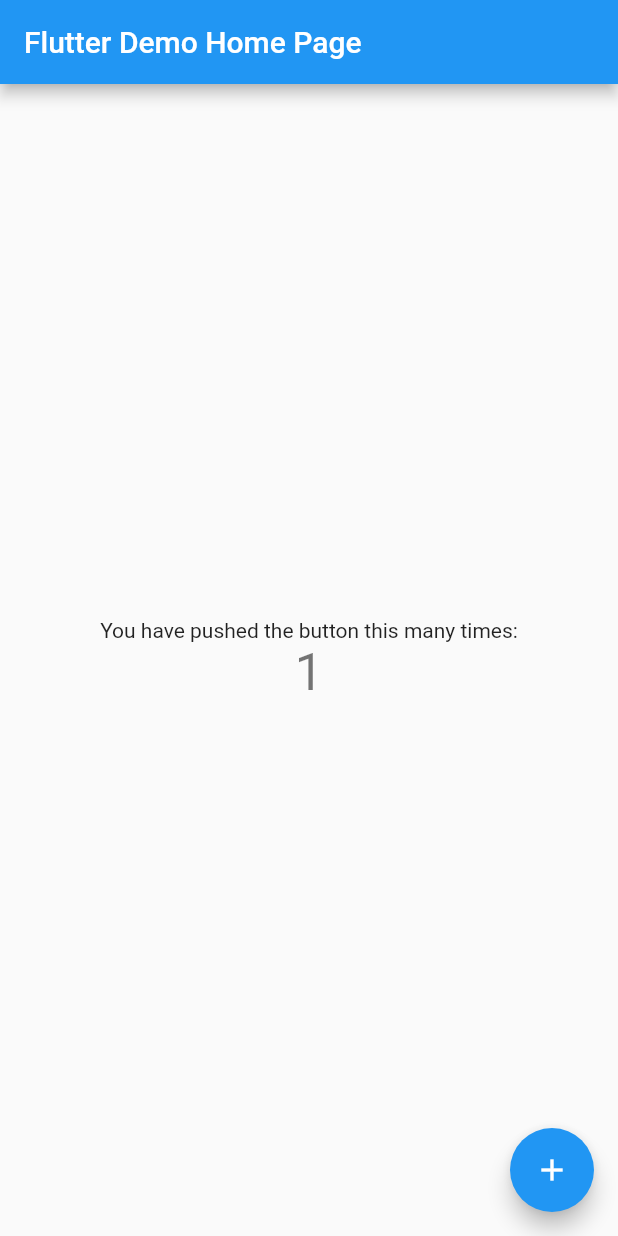
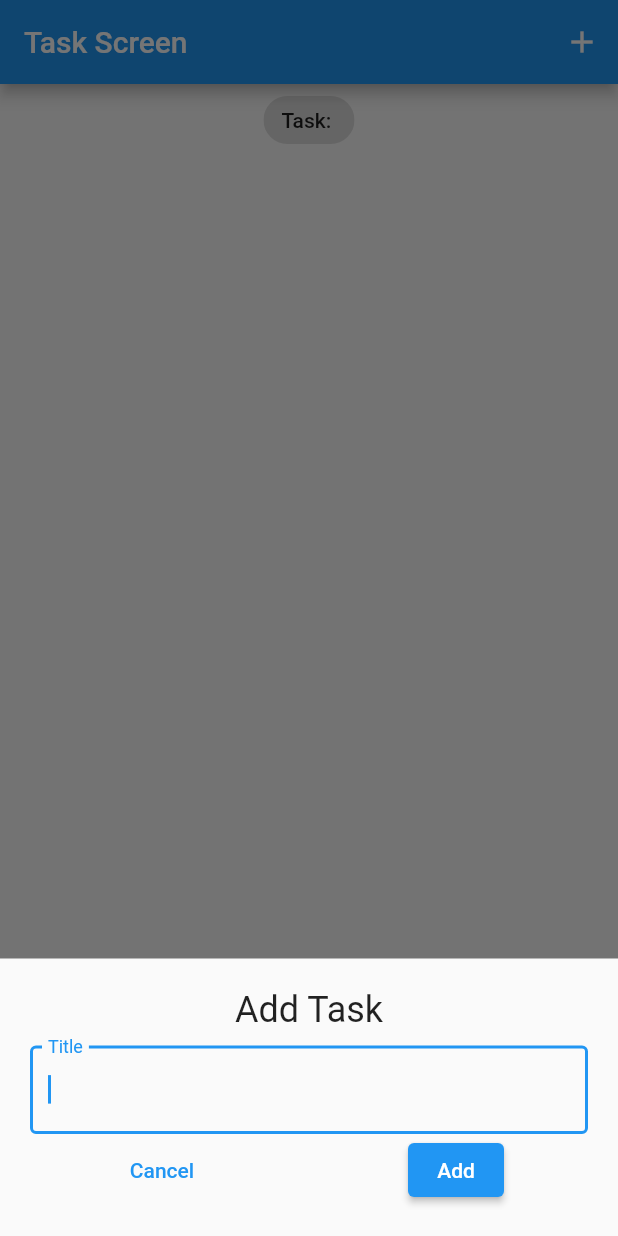
Before and after one commit to Nhh124/Tasks-App, a Flutter app: the screen it shows after launch, after a tap on the "add" icon, on a phone screen of 412 x 824 dp. Run offline on Flutter 3.47's test engine with Material 2 defaults, Android fonts, the phone set to English and light mode, and no system bars; our stand-ins replace equatable, flutter_bloc, hydrated_bloc.

Commit message:
WIP | create task and save to hydrated_bloc

```diff
--- /dev/null
+++ b/flutter_tasks_app/lib/business_logic/bloc/task_bloc.dart
@@ -0,0 +1,53 @@
+// ignore_for_file: depend_on_referenced_packages
+
+import 'package:equatable/equatable.dart';
+import '/business_logic/bloc_exports.dart';
+
+import '../../data/models/task.dart';
+
+part 'task_event.dart';
+part 'task_state.dart';
+
+class TaskBloc extends HydratedBloc<TaskEvent, TaskState> {
+  TaskBloc() : super(const TaskState()) {
+    on<AddTask>(_onAddTask);
+    on<UpdateTask>(_onUpdateTask);
+    on<DeleteTask>(_onDeleteTask);
+  }
+
+  void _onAddTask(AddTask event, Emitter<TaskState> emit) {
+    final state = this.state;
+    emit(TaskState(
+      allTasks: List.from(state.allTasks)..add(event.task),
+    ));
+  }
+
+  void _onUpdateTask(UpdateTask event, Emitter<TaskState> emit) {
+    final state = this.state;
+    final task = event.task;
+    final int index = state.allTasks.indexOf(task);
+    List<Task> allTasks = List.from(state.allTasks)..remove(task);
+    task.isDone == false
+        ? allTasks.insert(index, task.copyWith(isDone: true))
+        : allTasks.insert(index, task.copyWith(isDone: false));
+
+    emit(TaskState(allTasks: allTasks));
+  }
+
+  void _onDeleteTask(DeleteTask event, Emitter<TaskState> emit) {
+    final state = this.state;
+    emit(TaskState(
+      allTasks: List.from(state.allTasks)..remove(event.task),
+    ));
+  }
+
+  @override
+  TaskState? fromJson(Map<String, dynamic> json) {
+    return TaskState.fromMap(json);
+  }
+
+  @override
+  Map<String, dynamic>? toJson(TaskState state) {
+    return state.toMap();
+  }
+}
--- /dev/null
+++ b/flutter_tasks_app/lib/business_logic/bloc/task_event.dart
@@ -0,0 +1,39 @@
+// ignore_for_file: public_member_api_docs, sort_constructors_first
+part of 'task_bloc.dart';
+
+abstract class TaskEvent extends Equatable {
+  const TaskEvent();
+
+  @override
+  List<Object> get props => [];
+}
+
+class AddTask extends TaskEvent {
+  final Task task;
+  const AddTask({
+    required this.task,
+  });
+
+  @override
+  List<Object> get props => [task];
+}
+
+class UpdateTask extends TaskEvent {
+  final Task task;
+  const UpdateTask({
+    required this.task,
+  });
+
+  @override
+  List<Object> get props => [task];
+}
+
+class DeleteTask extends TaskEvent {
+  final Task task;
+  const DeleteTask({
+    required this.task,
+  });
+
+  @override
+  List<Object> get props => [task];
+}
--- /dev/null
+++ b/flutter_tasks_app/lib/business_logic/bloc/task_state.dart
@@ -0,0 +1,24 @@
+// ignore_for_file: public_member_api_docs, sort_constructors_first
+
+part of 'task_bloc.dart';
+
+class TaskState extends Equatable {
+  final List<Task> allTasks;
+  const TaskState({
+    this.allTasks = const <Task>[],
+  });
+
+  @override
+  List<Object> get props => [allTasks];
+
+  Map<String, dynamic> toMap() {
+    return <String, dynamic>{
+      'allTasks': allTasks.map((x) => x.toMap()).toList(),
+    };
+  }
+
+  factory TaskState.fromMap(Map<String, dynamic> map) {
+    return TaskState(
+        allTasks: List<Task>.from(map['allTasks'].map((x) => Task.fromMap(x))));
+  }
+}
--- /dev/null
+++ b/flutter_tasks_app/lib/business_logic/bloc_exports.dart
@@ -0,0 +1,3 @@
+export './bloc/task_bloc.dart';
+export 'package:flutter_bloc/flutter_bloc.dart';
+export 'package:hydrated_bloc/hydrated_bloc.dart';
--- /dev/null
+++ b/flutter_tasks_app/lib/data/models/task.dart
@@ -0,0 +1,59 @@
+// ignore_for_file: public_member_api_docs, sort_constructors_first, must_be_immutable
+
+import 'package:equatable/equatable.dart';
+
+class Task extends Equatable {
+  final String id;
+  final String title;
+  bool? isDone;
+  bool? isDelete;
+  Task({
+    required this.id,
+    required this.title,
+    this.isDone,
+    this.isDelete,
+  }) {
+    isDone = isDone ?? false;
+    isDelete = isDelete ?? false;
+  }
+
+  @override
+  List<Object?> get props => [
+        id,
+        title,
+        isDelete,
+        isDone,
+      ];
+
+  Task copyWith({
+    String? id,
+    String? title,
+    bool? isDone,
+    bool? isDelete,
+  }) {
+    return Task(
+      id: id ?? this.id,
+      title: title ?? this.title,
+      isDone: isDone ?? this.isDone,
+      isDelete: isDelete ?? this.isDelete,
+    );
+  }
+
+  Map<String, dynamic> toMap() {
+    return <String, dynamic>{
+      'id': id,
+      'title': title,
+      'isDone': isDone,
+      'isDelete': isDelete,
+    };
+  }
+
+  factory Task.fromMap(Map<String, dynamic> map) {
+    return Task(
+      id: map['id'] as String,
+      title: map['title'] as String,
+      isDone: map['isDone'] != null ? map['isDone'] as bool : null,
+      isDelete: map['isDelete'] != null ? map['isDelete'] as bool : null,
+    );
+  }
+}
--- a/flutter_tasks_app/lib/main.dart
+++ b/flutter_tasks_app/lib/main.dart
@@ -1,7 +1,21 @@
+import 'package:flutter/foundation.dart';
 import 'package:flutter/material.dart';
+import 'package:path_provider/path_provider.dart';
 
-void main() {
-  runApp(const MyApp());
+import 'business_logic/bloc_exports.dart';
+import 'presentation/screens/tasks_screen.dart';
+
+void main() async {
+  WidgetsFlutterBinding.ensureInitialized();
+  final storage = await HydratedStorage.build(
+    storageDirectory: kIsWeb
+        ? HydratedStorage.webStorageDirectory
+        : await getTemporaryDirectory(),
+  );
+  HydratedBlocOverrides.runZoned(
+    () => runApp(const MyApp()),
+    storage: storage,
+  );
 }
 
 class MyApp extends StatelessWidget {
@@ -9,58 +23,15 @@
 
   @override
   Widget build(BuildContext context) {
-    return MaterialApp(
-      title: 'Flutter Demo',
-      theme: ThemeData(
-        primarySwatch: Colors.blue,
-      ),
-      home: const MyHomePage(title: 'Flutter Demo Home Page'),
-    );
-  }
-}
-
-class MyHomePage extends StatefulWidget {
-  const MyHomePage({super.key, required this.title});
-
-  final String title;
-
-  @override
-  State<MyHomePage> createState() => _MyHomePageState();
-}
-
-class _MyHomePageState extends State<MyHomePage> {
-  int _counter = 0;
-
-  void _incrementCounter() {
-    setState(() {
-      _counter++;
-    });
-  }
-
-  @override
-  Widget build(BuildContext context) {
-    return Scaffold(
-      appBar: AppBar(
-        title: Text(widget.title),
-      ),
-      body: Center(
-        child: Column(
-          mainAxisAlignment: MainAxisAlignment.center,
-          children: <Widget>[
-            const Text(
-              'You have pushed the button this many times:',
-            ),
-            Text(
-              '$_counter',
-              style: Theme.of(context).textTheme.headline4,
-            ),
-          ],
+    return BlocProvider<TaskBloc>(
+      create: (context) => TaskBloc(),
+      child: MaterialApp(
+        title: 'Flutter Demo',
+        debugShowCheckedModeBanner: false,
+        theme: ThemeData(
+          primarySwatch: Colors.blue,
         ),
-      ),
-      floatingActionButton: FloatingActionButton(
-        onPressed: _incrementCounter,
-        tooltip: 'Increment',
-        child: const Icon(Icons.add),
+        home: const TasksScreen(),
       ),
     );
   }
--- /dev/null
+++ b/flutter_tasks_app/lib/presentation/screens/add_tasks_screen.dart
@@ -0,0 +1,69 @@
+// ignore_for_file: must_be_immutable
+
+import 'package:flutter/material.dart';
+import 'package:flutter_tasks_app/services/guid_gen.dart';
+
+import '../../business_logic/bloc_exports.dart';
+import '../../data/models/task.dart';
+
+class AddTaskScreen extends StatelessWidget {
+  AddTaskScreen({
+    Key? key,
+  }) : super(key: key);
+
+  TextEditingController titleController = TextEditingController();
+
+  @override
+  Widget build(BuildContext context) {
+    return Container(
+      padding: const EdgeInsets.all(20),
+      child: Column(
+        children: [
+          const Text(
+            'Add Task',
+            style: TextStyle(fontSize: 24),
+          ),
+          const SizedBox(
+            height: 10,
+          ),
+          TextField(
+            autofocus: true,
+            controller: titleController,
+            decoration: const InputDecoration(
+              label: Text('Title'),
+              border: OutlineInputBorder(),
+            ),
+          ),
+          Row(
+            mainAxisAlignment: MainAxisAlignment.spaceEvenly,
+            children: [
+              TextButton(
+                onPressed: () => Navigator.pop(context),
+                child: const Text('Cancel'),
+              ),
+              const SizedBox(
+                width: 20,
+              ),
+              ElevatedButton(
+                onPressed: () {
+                  var task = Task(
+                    title: titleController.text,
+                    id: GUIDGen.generate(),
+                  );
+
+                  context.read<TaskBloc>().add(
+                        AddTask(
+                          task: task,
+                        ),
+                      );
+                  Navigator.pop(context);
+                },
+                child: const Text('Add'),
+              ),
+            ],
+          ),
+        ],
+      ),
+    );
+  }
+}
--- /dev/null
+++ b/flutter_tasks_app/lib/presentation/screens/tasks_screen.dart
@@ -0,0 +1,66 @@
+import 'package:flutter/material.dart';
+import 'package:flutter_bloc/flutter_bloc.dart';
+
+import '../../business_logic/bloc/task_bloc.dart';
+import '../../data/models/task.dart';
+import '../widgets/task_list.dart';
+import 'add_tasks_screen.dart';
+
+class TasksScreen extends StatefulWidget {
+  const TasksScreen({super.key});
+
+  @override
+  State<TasksScreen> createState() => _TasksScreenState();
+}
+
+class _TasksScreenState extends State<TasksScreen> {
+  void _addTask(BuildContext context) {
+    showModalBottomSheet(
+      context: context,
+      builder: (context) => SingleChildScrollView(
+          child: Container(
+        padding: EdgeInsets.only(
+          bottom: MediaQuery.of(context).viewInsets.bottom,
+        ),
+        child: AddTaskScreen(),
+      )),
+    );
+  }
+
+  @override
+  Widget build(BuildContext context) {
+    return BlocBuilder<TaskBloc, TaskState>(
+      builder: (context, taskstate) {
+        List<Task> tasklist = taskstate.allTasks;
+
+        return Scaffold(
+          appBar: AppBar(
+            title: const Text('Task Screen'),
+            actions: [
+              IconButton(
+                onPressed: () => _addTask(context),
+                icon: const Icon(Icons.add),
+              ),
+            ],
+          ),
+          body: Column(
+            crossAxisAlignment: CrossAxisAlignment.center,
+            children: [
+              const Center(
+                child: Chip(
+                  label: Text("Task: "),
+                ),
+              ),
+              TaskList(tasklist: tasklist),
+            ],
+          ),
+          floatingActionButton: FloatingActionButton(
+            onPressed: () => _addTask(context),
+            tooltip: 'Add Task',
+            child: const Icon(Icons.add),
+          ),
+        );
+      },
+    );
+  }
+}
--- /dev/null
+++ b/flutter_tasks_app/lib/presentation/widgets/task_list.dart
@@ -0,0 +1,39 @@
+import 'package:flutter/material.dart';
+import '/business_logic/bloc_exports.dart';
+
+import '../../data/models/task.dart';
+
+class TaskList extends StatelessWidget {
+  const TaskList({
+    Key? key,
+    required this.tasklist,
+  }) : super(key: key);
+
+  final List<Task> tasklist;
+
+  @override
+  Widget build(BuildContext context) {
+    return Expanded(
+      child: ListView.builder(
+        itemCount: tasklist.length,
+        itemBuilder: (context, taskindex) {
+          var task = tasklist[taskindex];
+          print(task);
+          return ListTile(
+            title: Text(task.title),
+            trailing: Checkbox(
+              value: task.isDone,
+              onChanged: (value) {
+                context.read<TaskBloc>().add(
+                      UpdateTask(task: task),
+                    );
+              },
+            ),
+            onLongPress: () =>
+                context.read<TaskBloc>().add(DeleteTask(task: task)),
+          );
+        },
+      ),
+    );
+  }
+}
--- /dev/null
+++ b/flutter_tasks_app/lib/services/guid_gen.dart
@@ -0,0 +1,27 @@
+import 'dart:math';
+
+class GUIDGen {
+  static String generate() {
+    Random random = Random(DateTime.now().millisecond);
+
+    const String hexDigits = "0123456789abcdef";
+    final List<String> uuid = List.filled(36, '', growable: true);
+
+    for (int i = 0; i < 36; i++) {
+      final int hexPos = random.nextInt(16);
+      uuid[i] = (hexDigits.substring(hexPos, hexPos + 1));
+    }
+
+    int pos = (int.parse(uuid[19], radix: 16) & 0x3) |
+        0x8; // bits 6-7 of the clock_seq_hi_and_reserved to 01
+
+    uuid[14] = "4"; // bits 12-15 of the time_hi_and_version field to 0010
+    uuid[19] = hexDigits.substring(pos, pos + 1);
+
+    uuid[8] = uuid[13] = uuid[18] = uuid[23] = "-";
+
+    final StringBuffer buffer = StringBuffer();
+    buffer.writeAll(uuid);
+    return buffer.toString();
+  }
+}
--- a/flutter_tasks_app/pubspec.yaml
+++ b/flutter_tasks_app/pubspec.yaml
@@ -36,6 +36,10 @@
   # The following adds the Cupertino Icons font to your application.
   # Use with the CupertinoIcons class for iOS style icons.
   cupertino_icons: ^1.0.2
+  flutter_bloc: ^8.1.1
+  equatable: ^2.0.5
+  hydrated_bloc: ^8.1.0
+  path_provider: ^2.0.11
 
 dev_dependencies:
   flutter_test:
```
Also changed, not shown: flutter_tasks_app/pubspec.lock, 1 other file.
